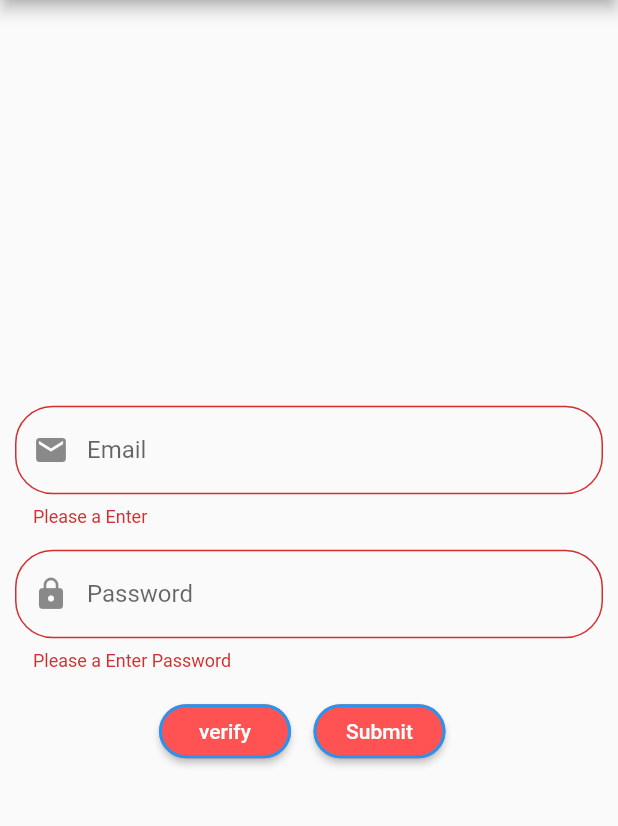
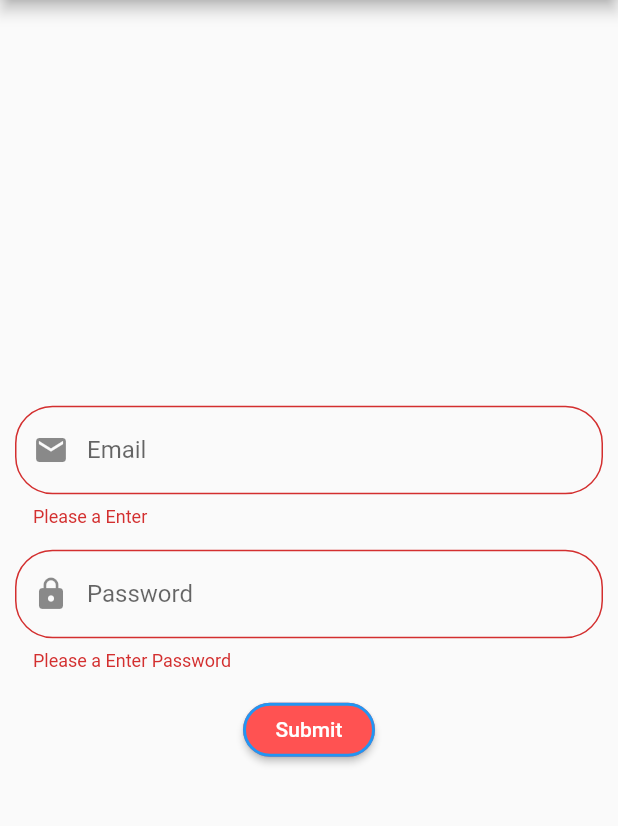
Before and after one commit to khanumair1650/Flutter_LoginUI, a Flutter app: the screen it shows after launch, after a tap on "LOGIN", on a phone screen of 412 x 824 dp, the part 84-910 px from its top. Run offline on Flutter 3.47's test engine with Material 2 defaults, Android fonts, the phone set to English and light mode, and no system bars; our stand-ins replace firebase_auth, firebase_core, pinput; missing offline and left inert: awesome_dropdown; accounts and stored records are empty.

Commit message:
final commit

```diff
--- a/lib/login.dart
+++ b/lib/login.dart
@@ -110,7 +110,7 @@ class _LoginPageState extends State<LoginPage> {
                   SizedBox(
                     width: 200,
                     height: 50,
-                    child: Row(
+                    child: Column(
                       children: [
                         RaisedButton(
                           color: Colors.redAccent,
@@ -119,6 +119,9 @@ class _LoginPageState extends State<LoginPage> {
                             if(_formkey.currentState!.validate())
                             {
                               print("successful");
+                              auth.signInWithEmailAndPassword(email: _email, password: _password).then((_){
+                                Navigator.of(context).pushReplacement(MaterialPageRoute(builder: (context) => Greet()));
+                              });
                               return;
                             }else{
                               print("UnSuccessfull");
@@ -129,27 +132,11 @@ class _LoginPageState extends State<LoginPage> {
                               borderRadius: BorderRadius.circular(50.0),
                               side: BorderSide(color: Colors.blue,width: 2)
                           ),
-                          textColor:Colors.white,child: Text("verify"),
-
-                        ),
-                        SizedBox(
-                          width: 15,
-                        ),
-                        RaisedButton(
-                          color: Colors.redAccent,
-                          onPressed: (){
-                            auth.signInWithEmailAndPassword(email: _email, password: _password).then((_){
-                              Navigator.of(context).pushReplacement(MaterialPageRoute(builder: (context) => Greet()));
-                            });
-                          },
-
-                          shape: RoundedRectangleBorder(
-                              borderRadius: BorderRadius.circular(50.0),
-                              side: BorderSide(color: Colors.blue,width: 2)
-                          ),
                           textColor:Colors.white,child: Text("Submit"),
 
                         ),
+
+
                       ],
                     ),
                   )
```
Also changed, not shown: lib/register.dart (+5 -16 lines), 1 other file.
